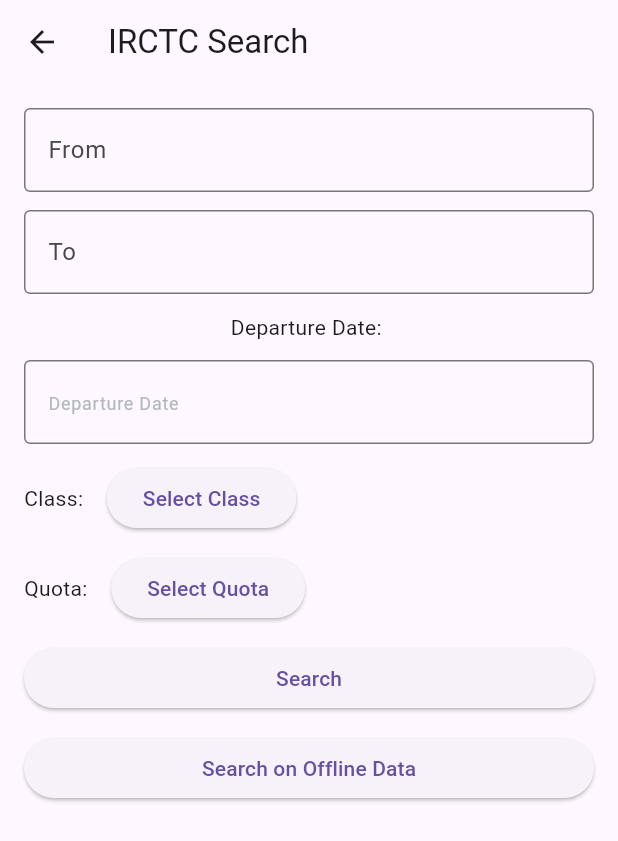
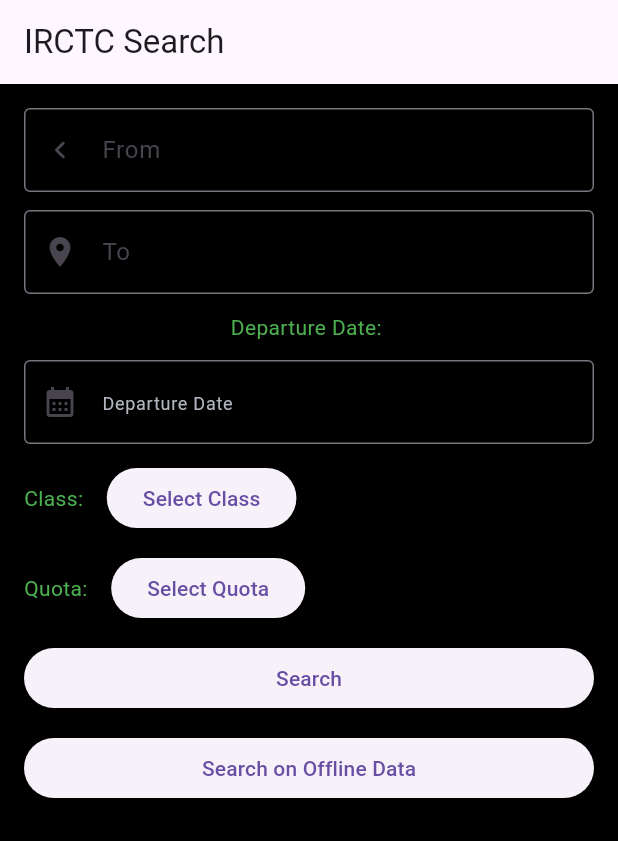
Before and after one commit to Jdayasagar77/rail_book_pip, a Flutter app: the HomeTab screen opened directly, on a phone screen of 412 x 824 dp. Shown: the top 841 px of the screen. Run offline on Flutter 3.47's test engine with Material 3 defaults, Android fonts, the phone set to English and light mode, and no system bars; our stand-ins replace cloud_firestore, firebase_auth, firebase_core, fluttertoast, image_picker, loading_animation_widget and 1 more; missing offline and left inert: razorpay_flutter; accounts and stored records are empty.

Commit message:
Home UI Changed

```diff
--- a/lib/screens/sign_up.dart
+++ b/lib/screens/sign_up.dart
@@ -228,6 +228,8 @@
                           },
                           controller: dobcontroller,
                           decoration: const InputDecoration(
+                                                                prefixIcon: Icon(Icons.calendar_month),
+
                               border: InputBorder.none,
                               hintText: "Date of Birth",
                               hintStyle: TextStyle(
--- a/lib/screens/tabs/home_tab.dart
+++ b/lib/screens/tabs/home_tab.dart
@@ -117,16 +117,21 @@
   @override
   Widget build(BuildContext context) {
     return Scaffold(
+      backgroundColor: Colors.black,
       appBar: AppBar(
         title: const Text('IRCTC Search'),
         leading: null,
+                automaticallyImplyLeading: false,
+
       ),
       body: Padding(
+
         padding: const EdgeInsets.all(16.0),
         child: Column(
           crossAxisAlignment: CrossAxisAlignment.stretch,
           children: [
             TextFormField(
+
               onChanged: (value) {
                 setState(() {
                   searchStations(value);
@@ -149,6 +154,7 @@
               },
               controller: _fromstationController,
               decoration: const InputDecoration(
+                prefixIcon: Icon(Icons.navigate_before_rounded),
                 labelText: 'From',
                 border: OutlineInputBorder(),
               ),
@@ -175,6 +181,7 @@
               },
               controller: _tostationController,
               decoration: const InputDecoration(
+                                prefixIcon: Icon(Icons.location_on),
                 labelText: 'To',
                 border: OutlineInputBorder(),
               ),
@@ -182,7 +189,9 @@
             const SizedBox(height: 12.0),
             Column(
               children: [
-                const Text('Departure Date: '),
+                const Text('Departure Date: ', style: TextStyle(
+                  color: Colors.green,
+                ),),
                 const SizedBox(
                   height: 12,
                 ),
@@ -199,6 +208,8 @@
                   },
                   controller: _departurecontroller,
                   decoration: const InputDecoration(
+                                    prefixIcon: Icon(Icons.calendar_month),
+
                       border: OutlineInputBorder(),
                       hintText: "Departure Date",
                       hintStyle:
@@ -209,7 +220,10 @@
             const SizedBox(height: 12.0),
             Row(
               children: [
-                const Text('Class: '),
+                const Text('Class: ', style: TextStyle(
+                                    color: Colors.green,
+
+                ),),
                 const SizedBox(width: 12.0),
                 ElevatedButton(
                   onPressed: () {
@@ -223,7 +237,10 @@
             const SizedBox(height: 12.0),
             Row(
               children: [
-                const Text('Quota: '),
+                const Text('Quota: ', style: TextStyle(
+                                    color: Colors.green,
+
+                ),),
                 const SizedBox(width: 12.0),
                 ElevatedButton(
                   onPressed: () {
```
Also changed, not shown: 1 other file.
